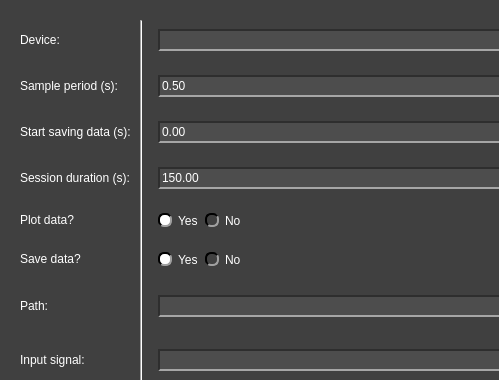
samirmartins/pydaq, file pydaq/uis/PyDAQ_get_model_Arduino_widget.ui: the form before one commit; both pictures show x 0 to 499 and y 0 to 380 of the 739 by 524 pixel window.
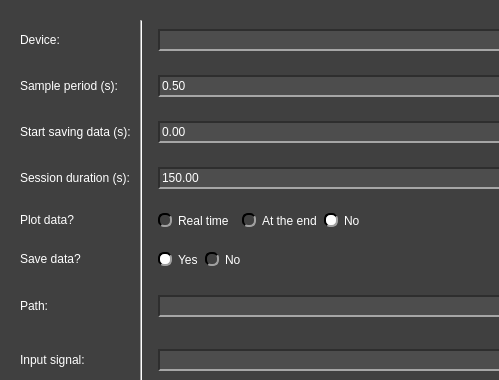
The form after the commit. Icons and pictures are not drawn.

```diff
--- a/pydaq/uis/PyDAQ_get_model_Arduino_widget.ui
+++ b/pydaq/uis/PyDAQ_get_model_Arduino_widget.ui
@@ -465,28 +465,48 @@
        <widget class="QWidget" name="widget_4" native="true">
         <layout class="QGridLayout" name="gridLayout_2">
          <item row="0" column="0">
-          <widget class="QRadioButton" name="yes_plot_radio">
+          <widget class="QRadioButton" name="yes_rt_plot_radio">
            <property name="text">
-            <string>Yes</string>
+            <string>Real time</string>
            </property>
            <property name="checked">
-            <bool>true</bool>
+            <bool>false</bool>
            </property>
            <attribute name="buttonGroup">
             <string notr="true">plot_radio_group</string>
            </attribute>
           </widget>
          </item>
-         <item row="0" column="1">
+         <item row="0" column="2">
+          <widget class="QRadioButton" name="yes_ate_plot_radio">
+           <property name="text">
+            <string>At the end</string>
+           </property>
+           <attribute name="buttonGroup">
+            <string notr="true">plot_radio_group</string>
+           </attribute>
+          </widget>
+         </item>
+         <item row="0" column="3">
           <widget class="QRadioButton" name="no_plot_radio">
            <property name="text">
             <string>No</string>
            </property>
+           <property name="checked">
+            <bool>true</bool>
+           </property>
            <attribute name="buttonGroup">
             <string notr="true">plot_radio_group</string>
            </attribute>
           </widget>
          </item>
+         <item row="0" column="1">
+          <widget class="QLabel" name="label_warning">
+           <property name="text">
+            <string>&lt;html&gt;&lt;head/&gt;&lt;body&gt;&lt;p&gt;&lt;img src=&quot;:/imgs/imgs/Warning_logo.png&quot;/&gt;&lt;/p&gt;&lt;/body&gt;&lt;/html&gt;</string>
+           </property>
+          </widget>
+         </item>
         </layout>
        </widget>
       </item>
```
Left out of the diff: 6 changed lines with no effect on the pictures.
